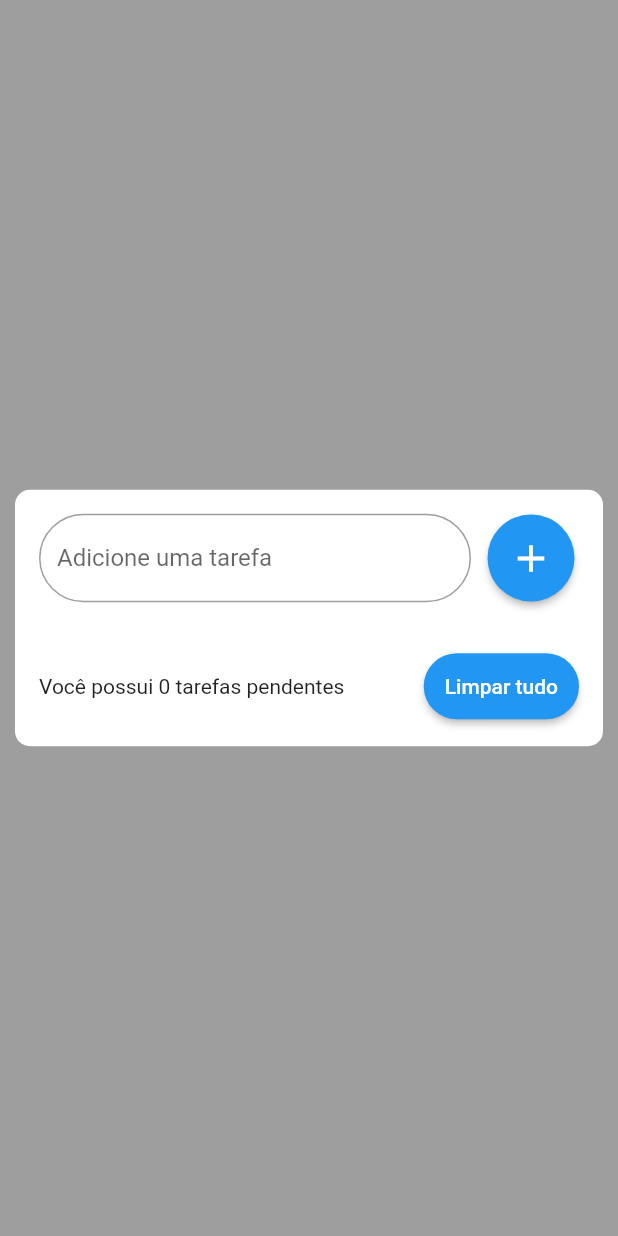
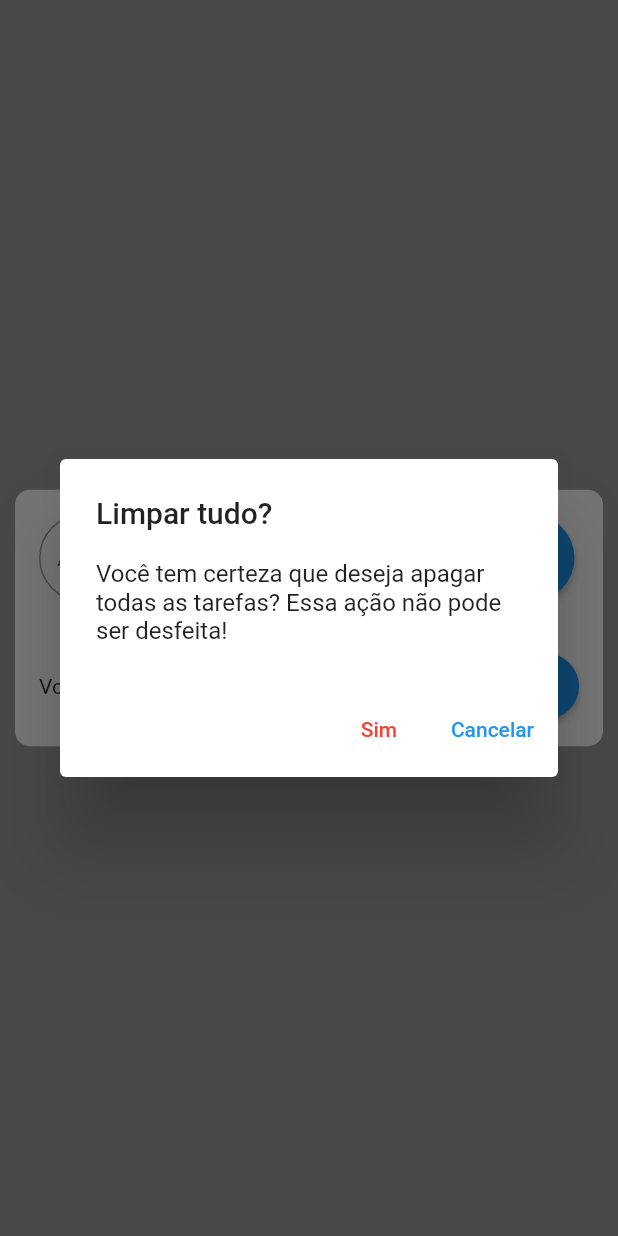
Before and after one commit to maisaamadeu/lista_de_tarefas, a Flutter app: the screen it shows after launch, after a tap on "Limpar tudo", on a phone screen of 412 x 824 dp. Run offline on Flutter 3.47's test engine with Material 2 defaults, Android fonts, the phone set to English and light mode, and no system bars; our stand-ins replace flutter_slidable, shared_preferences.

Commit message:
Salvando dados locais

```diff
--- a/lib/main.dart
+++ b/lib/main.dart
@@ -10,7 +10,7 @@ class MyApp extends StatelessWidget {
 
   @override
   Widget build(BuildContext context) {
-    return MaterialApp(
+    return const MaterialApp(
       debugShowCheckedModeBanner: false,
       home: TodoListPage(),
     );
--- a/lib/models/todo.dart
+++ b/lib/models/todo.dart
@@ -1,6 +1,17 @@
 class Todo {
   Todo({required this.title, required this.dateTime});
 
+  Todo.fromJson(Map<String, dynamic> json)
+      : title = json['title'],
+        dateTime = DateTime.parse(json['dateTime']);
+
   String title;
   DateTime dateTime;
+
+  Map<String, dynamic> toJson() {
+    return {
+      'title': title,
+      'dateTime': dateTime.toIso8601String(),
+    };
+  }
 }
--- a/lib/pages/todo_list_page.dart
+++ b/lib/pages/todo_list_page.dart
@@ -1,5 +1,6 @@
 import 'package:flutter/material.dart';
 import 'package:lista_de_tarefas/models/todo.dart';
+import 'package:lista_de_tarefas/repository/todo_repository.dart';
 import 'package:lista_de_tarefas/widgets/todo_list_item.dart';
 
 class TodoListPage extends StatefulWidget {
@@ -11,7 +12,20 @@ class TodoListPage extends StatefulWidget {
 
 class _TodoListPageState extends State<TodoListPage> {
   final TextEditingController todoController = TextEditingController();
-  final List<Todo> todoList = [];
+  final TodoRepository todoRepository = TodoRepository();
+
+  List<Todo> todos = [];
+
+  @override
+  void initState() {
+    super.initState();
+
+    todoRepository.getTodoList().then((value) {
+      setState(() {
+        todos = value;
+      });
+    });
+  }
 
   @override
   Widget build(BuildContext context) {
@@ -20,8 +34,8 @@ class _TodoListPageState extends State<TodoListPage> {
         backgroundColor: Colors.grey,
         body: Center(
           child: Container(
-            padding: EdgeInsets.all(16),
-            margin: EdgeInsets.symmetric(
+            padding: const EdgeInsets.all(16),
+            margin: const EdgeInsets.symmetric(
               horizontal: 10,
             ),
             decoration: BoxDecoration(
@@ -60,8 +74,9 @@ class _TodoListPageState extends State<TodoListPage> {
                               title: text,
                               dateTime: DateTime.now(),
                             );
-                            todoList.add(newTodo);
+                            todos.add(newTodo);
                             todoController.clear();
+                            todoRepository.saveTodoList(todos);
                           });
                         }
                       },
@@ -86,7 +101,7 @@ class _TodoListPageState extends State<TodoListPage> {
                   child: ListView(
                     shrinkWrap: true,
                     children: [
-                      for (Todo todo in todoList)
+                      for (Todo todo in todos)
                         TodoListItem(
                           todo: todo,
                           onDelete: onDelete,
@@ -103,21 +118,14 @@ class _TodoListPageState extends State<TodoListPage> {
                 Row(
                   children: [
                     Expanded(
-                      child: Text(
-                          'Você possui ${todoList.length} tarefas pendentes'),
+                      child:
+                          Text('Você possui ${todos.length} tarefas pendentes'),
                     ),
                     const SizedBox(
                       width: 8,
                     ),
                     ElevatedButton(
-                      onPressed: () => {
-                        if (todoList != [])
-                          {
-                            setState(() {
-                              todoList.clear();
-                            })
-                          }
-                      },
+                      onPressed: () => showDeleteTodoConfirmationDialog(),
                       style: ElevatedButton.styleFrom(
                         padding: const EdgeInsets.all(14),
                         shape: const StadiumBorder(),
@@ -135,8 +143,72 @@ class _TodoListPageState extends State<TodoListPage> {
   }
 
   void onDelete(Todo todo) {
+    Todo lastTodo = todo;
+    int index = todos.indexOf(todo);
+
     setState(() {
-      todoList.remove(todo);
+      todos.remove(todo);
+      todoRepository.saveTodoList(todos);
     });
+
+    ScaffoldMessenger.of(context).showSnackBar(
+      SnackBar(
+        backgroundColor: Colors.white,
+        content: Text(
+          'Tarefa "${todo.title}" foi removida com sucesso! Deseja desfazer essa ação?',
+          style: const TextStyle(color: Colors.black),
+        ),
+        action: SnackBarAction(
+            label: 'Desfazer',
+            onPressed: () => {
+                  setState(() {
+                    todos.insert(index, lastTodo);
+                    todoRepository.saveTodoList(todos);
+                  })
+                }),
+      ),
+    );
+  }
+
+  void showDeleteTodoConfirmationDialog() {
+    showDialog(
+      context: context,
+      builder: (context) => AlertDialog(
+        backgroundColor: Colors.white,
+        title: const Text("Limpar tudo?"),
+        content: const Text(
+          "Você tem certeza que deseja apagar todas as tarefas? Essa ação não pode ser desfeita!",
+        ),
+        actions: [
+          TextButton(
+            onPressed: () => {
+              setState(
+                () => {
+                  todos.clear(),
+                  todoRepository.saveTodoList(todos),
+                  Navigator.of(context).pop(),
+                },
+              ),
+            },
+            child: const Text(
+              'Sim',
+              style: TextStyle(color: Colors.red),
+            ),
+          ),
+          TextButton(
+            onPressed: () => {
+              setState(
+                () => {
+                  Navigator.of(context).pop(),
+                },
+              ),
+            },
+            child: const Text(
+              'Cancelar',
+            ),
+          ),
+        ],
+      ),
+    );
   }
 }
--- /dev/null
+++ b/lib/repository/todo_repository.dart
@@ -0,0 +1,23 @@
+import 'dart:convert';
+
+import 'package:shared_preferences/shared_preferences.dart';
+
+import '../models/todo.dart';
+
+const todoListKey = 'todo_list';
+
+class TodoRepository {
+  late SharedPreferences sharedPreferences;
+
+  Future<List<Todo>> getTodoList() async {
+    sharedPreferences = await SharedPreferences.getInstance();
+    final String jsonString = sharedPreferences.getString(todoListKey) ?? '[]';
+    final List jsonDecode = json.decode(jsonString) as List;
+    return jsonDecode.map((e) => Todo.fromJson(e)).toList();
+  }
+
+  void saveTodoList(List<Todo> todos) {
+    final String jsonString = json.encode(todos);
+    sharedPreferences.setString(todoListKey, jsonString);
+  }
+}
```
